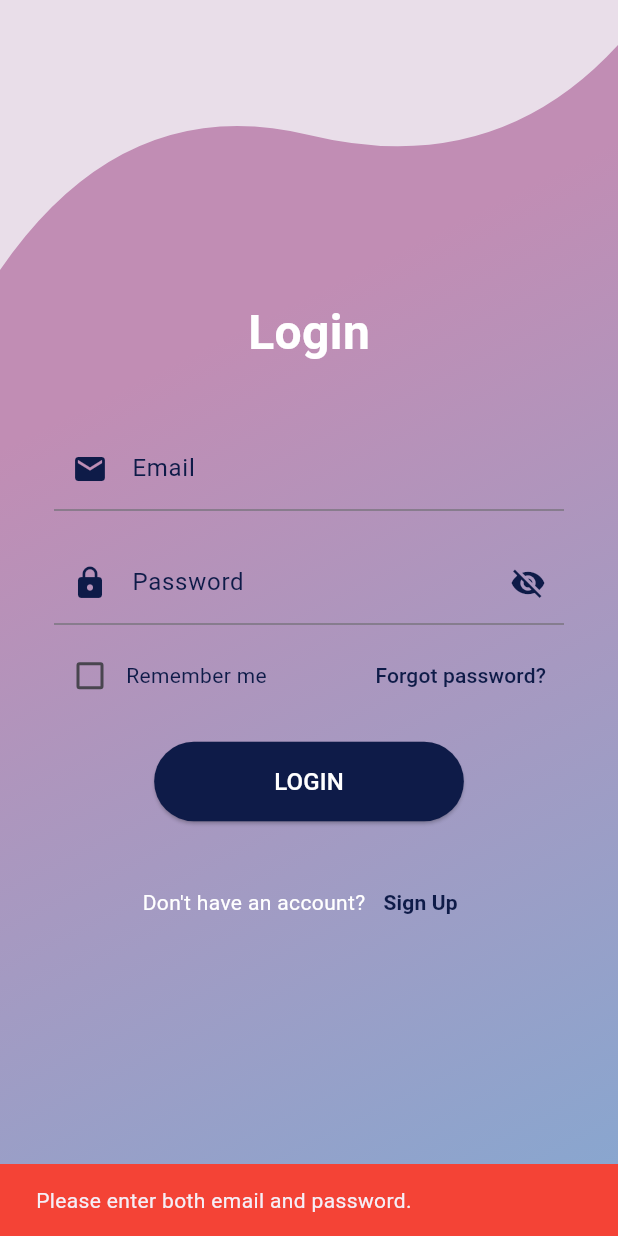
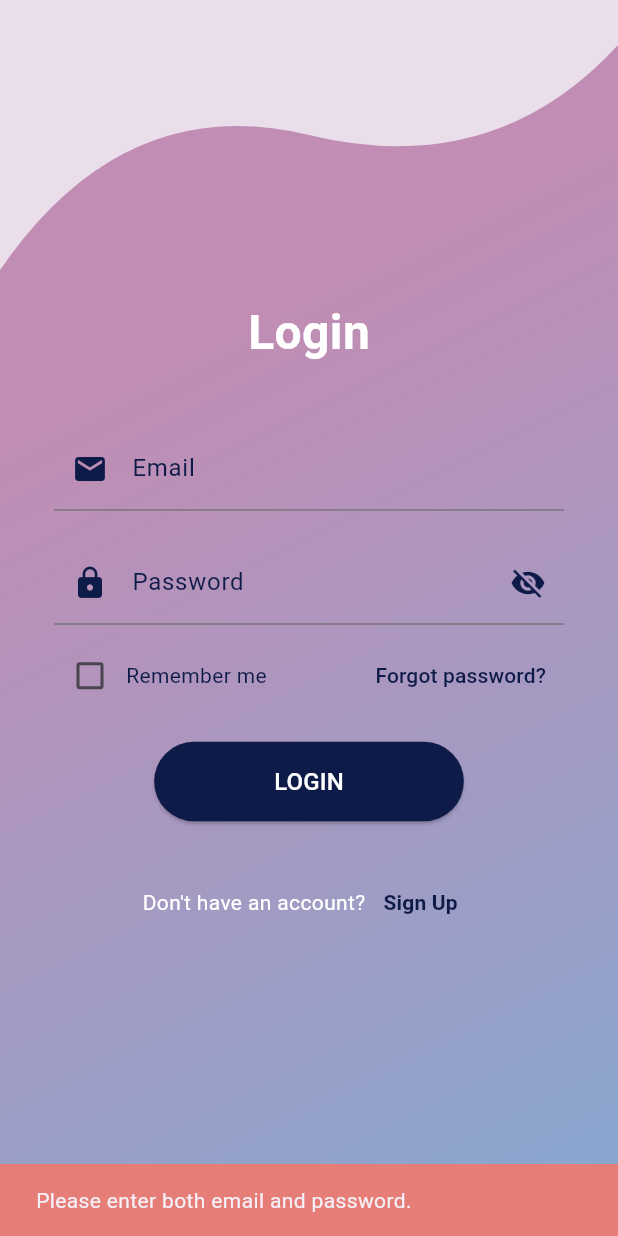
Before and after one commit to Yousra-BOUHOUIA/Donate-Application, a Flutter app: the LoginPage screen opened by its route, after a tap on "LOGIN", on a phone screen of 412 x 824 dp. Run offline on Flutter 3.47's test engine with Material 3 defaults, Android fonts, the phone set to English and light mode, and no system bars; our stand-ins replace badges, google_nav_bar, image_picker, shared_preferences, sqflite, sqflite_common_ffi; accounts and stored records are empty.

Commit message:
Update login.dart

```diff
--- a/lib/views/screens/common/login.dart
+++ b/lib/views/screens/common/login.dart
@@ -6,80 +6,75 @@ import 'package:flutter/material.dart';
 import 'package:donate_application/databases/tables/organization.dart';
 import 'package:donate_application/databases/tables/participant.dart';
 import '../../../themes/colors.dart';
+import 'package:donate_application/bloc/login_cubit.dart';
 
-class LoginPage extends StatefulWidget {
+class LoginPage extends StatelessWidget {
   const LoginPage({super.key});
   static const String pageRoute = '/login';
 
   @override
-  _LoginPageState createState() => _LoginPageState();
-}
+  Widget build(BuildContext context) {
 
-class _LoginPageState extends State<LoginPage> {
-  bool rememberMe = false; // Checkbox state
-  bool obscurePassword = true; // Password visibility state
+    final LoginCubit loginCubit = LoginCubit();
     final TextEditingController emailController = TextEditingController();
     final TextEditingController passwordController = TextEditingController();
     final DBOrganizationTable organizationTable = DBOrganizationTable();
     final DBParticipantTable participantTable = DBParticipantTable();
 
-  Future<void> _handleLogin() async {
+    void showMessage(BuildContext context, String message, {bool isSuccess = false}) {
+      ScaffoldMessenger.of(context).showSnackBar(
+        SnackBar(
+          content: Text(message),
+          backgroundColor: isSuccess ? const Color.fromARGB(255, 110, 174, 113) : const Color.fromARGB(255, 230, 125, 118),
+        ),
+      );
+    }
+
+    Future<void>  handleLogin() async {
       String email = emailController.text.trim();
       String password = passwordController.text.trim();
 
       if (email.isEmpty || password.isEmpty) {
-      _showMessage("Please enter both email and password.");
+        showMessage(context, "Please enter both email and password.");
         return;
       }
 
       try {
-      // Check organization
+
         var org = await organizationTable.getRecord("email", email);
         if (org != null && org['password'] == password) {
           await UserPreferences.saveUserEmail(email.trim());
-
           Navigator.pushReplacement(
+            // ignore: use_build_context_synchronously
             context,
-          MaterialPageRoute(builder: (context) => OrgHomePage()),
+            MaterialPageRoute(builder: (context) => const OrgHomePage()),
           );
           return;
         }
 
-      // Check participant
         var participant = await participantTable.getRecord("email", email);
         if (participant != null && participant['password'] == password) {
           await UserPreferences.saveUserEmail(email.trim());
-
           Navigator.pushReplacement(
+            // ignore: use_build_context_synchronously
             context,
-          MaterialPageRoute(builder: (context) => UserHomePage()),
+            MaterialPageRoute(builder: (context) => const UserHomePage()),
           );
           return;
         }
 
-      // If no match found
-      _showMessage("Invalid email or password.");
+        // ignore: use_build_context_synchronously
+        showMessage(context, "Invalid email or password.");
       } catch (e) {
-      _showMessage("An error occurred: $e");
+        // ignore: use_build_context_synchronously
+        showMessage(context, "An error occurred: $e");
       }
     }
 
-  void _showMessage(String message, {bool isSuccess = false}) {
-    ScaffoldMessenger.of(context).showSnackBar(
-      SnackBar(
-        content: Text(message),
-        backgroundColor: isSuccess ? Colors.green : Colors.red,
-      ),
-    );
-  }
-
-  @override
-  Widget build(BuildContext context) {
     return Scaffold(
       backgroundColor: appBackgroundColor,
       body: Stack(
         children: [
-          // Gradient background
           Container(
             decoration: const BoxDecoration(
               gradient: LinearGradient(
@@ -93,7 +88,7 @@ class _LoginPageState extends State<LoginPage> {
               ),
             ),
           ),
-          // Wave clipper section
+
           ClipPath(
             clipper: WaveClipper(),
             child: Container(
@@ -101,7 +96,7 @@ class _LoginPageState extends State<LoginPage> {
               color: backgroundColor,
             ),
           ),
-          // Main login form
+
           Padding(
             padding: const EdgeInsets.symmetric(horizontal: 20.0),
             child: Center(
@@ -129,9 +124,14 @@ class _LoginPageState extends State<LoginPage> {
                       ),
                     ),
                     const SizedBox(height: 20),
-                    TextField(
+                    StreamBuilder<bool>(
+                      stream: loginCubit.obscurePasswordStream,
+                      initialData: true,
+                      builder: (context, snapshot) {
+                        bool obscureText = snapshot.data ?? true;
+                        return TextField(
                           controller: passwordController,
-                      obscureText: obscurePassword,
+                          obscureText: obscureText,
                           decoration: InputDecoration(
                             prefixIcon: const Icon(Icons.lock, color: primaryColor),
                             labelText: 'Password',
@@ -139,29 +139,32 @@ class _LoginPageState extends State<LoginPage> {
                             border: const UnderlineInputBorder(),
                             suffixIcon: IconButton(
                               icon: Icon(
-                            obscurePassword ? Icons.visibility_off : Icons.visibility,
+                                obscureText ? Icons.visibility_off : Icons.visibility,
                                 color: primaryColor,
                               ),
                               onPressed: () {
-                            setState(() {
-                              obscurePassword = !obscurePassword;
-                            });
+                                loginCubit.togglePasswordVisibility();
                               },
                             ),
                           ),
+                        );
+                      },
                     ),
+
                     const SizedBox(height: 10),
-                    Row(
+                    StreamBuilder<bool>(
+                      stream: loginCubit.rememberMeStream,
+                      initialData: false,
+                      builder: (context, snapshot) {
+                        return Row(
                           mainAxisAlignment: MainAxisAlignment.spaceBetween,
                           children: [
                             Row(
                               children: [
                                 Checkbox(
-                              value: rememberMe,
+                                  value: snapshot.data,
                                   onChanged: (value) {
-                                setState(() {
-                                  rememberMe = value!;
-                                });
+                                    loginCubit.rememberMeSink.add(value!);
                                   },
                                   activeColor: primaryColor,
                                 ),
@@ -179,10 +182,12 @@ class _LoginPageState extends State<LoginPage> {
                               ),
                             ),
                           ],
+                        );
+                      },
                     ),
                     const SizedBox(height: 20),
                     ElevatedButton(
-                      onPressed: _handleLogin,
+                      onPressed: handleLogin,
                       style: ElevatedButton.styleFrom(
                         backgroundColor: buttonColor,
                         shape: RoundedRectangleBorder(
```
Lines whose indentation alone changed are shown as unchanged.
